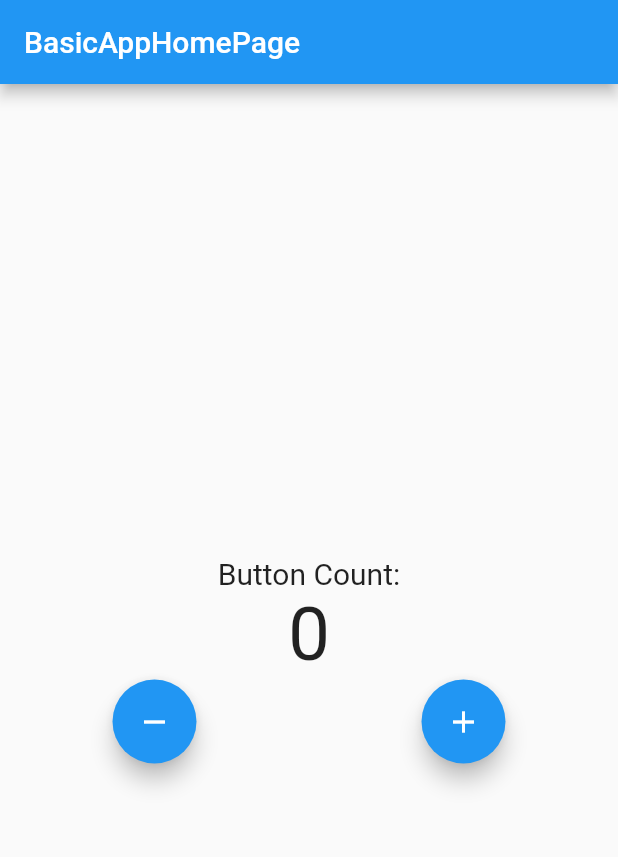
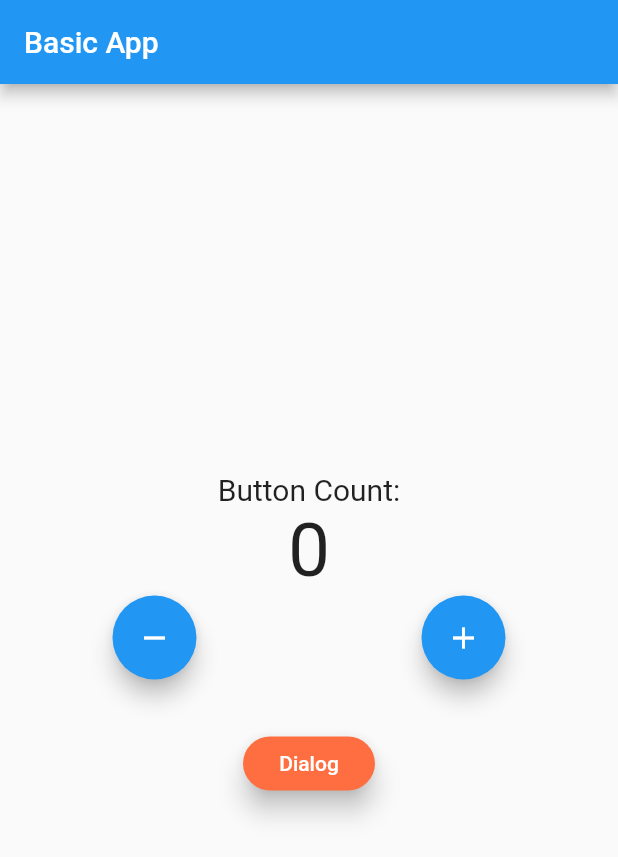
Before and after one commit to maydev99/basic_app, a Flutter app: the screen it shows after launch, on a phone screen of 412 x 824 dp. Shown: the top 857 px of the screen. Run offline on Flutter 3.47's test engine with Material 2 defaults, Android fonts, the phone set to English and light mode, and no system bars.

Commit message:
Initial Commit

```diff
--- a/lib/main.dart
+++ b/lib/main.dart
@@ -1,4 +1,5 @@
 import 'package:flutter/material.dart';
+
 
 void main() {
   runApp(MyApp());
@@ -9,28 +10,22 @@ class MyApp extends StatelessWidget {
   Widget build(BuildContext context) {
     return MaterialApp(
       title: 'BasicApp',
-      theme: ThemeData(
-        primarySwatch: Colors.blue
-      ),
-
-      home: MyHomePage(
-        title: 'BasicAppHomePage'
-      ),
+      debugShowCheckedModeBanner: false,
+      theme: ThemeData(primarySwatch: Colors.blue),
+      home: MyHomePage(title: 'BasicAppHomePage'),
     );
   }
-
 }
 
 class MyHomePage extends StatefulWidget {
   MyHomePage({Key? key, required this.title}) : super(key: key);
   final String title;
+
   @override
   _MyHomePageState createState() => _MyHomePageState();
-
 }
 
 class _MyHomePageState extends State<MyHomePage> {
-
   int _counter = 0;
 
   void _incrementCounter() {
@@ -45,52 +40,89 @@ class _MyHomePageState extends State<MyHomePage> {
     });
   }
 
+  void _mainButton() {
+    print('Dialog Button Pressed');
+
+    // set up the button
+    Widget okButton = TextButton(
+      child: Text("cancel"),
+      onPressed: () {
+        Navigator.of(context).pop();
+        print('closed');
+      },
+    );
+
+    // set up the AlertDialog
+    AlertDialog alert = AlertDialog(
+      title: Text("My title"),
+      content: Text("This is my message."),
+      actions: [
+        okButton,
+      ],
+    );
+
+    // show the dialog
+    showDialog(
+      context: context,
+      builder: (BuildContext context) {
+        return alert;
+      },
+    );
+
+  }
+
   @override
   Widget build(BuildContext context) {
     return Scaffold(
       appBar: AppBar(
-        title: Text(widget.title),
+        title: Text('Basic App'),
       ),
-
       body: Center(
         child: Column(
           mainAxisAlignment: MainAxisAlignment.center,
-          children:<Widget> [
+          children: <Widget>[
             Text(
               'Button Count:',
               style: TextStyle(fontSize: 20.0),
             ),
-            Text('$_counter',
-            style: TextStyle(fontSize: 50.0),
+            Text(
+              '$_counter',
+              style: TextStyle(fontSize: 50.0),
             ),
-
             Row(
               mainAxisAlignment: MainAxisAlignment.spaceAround,
               children: [
-
                 FloatingActionButton(
                   onPressed: _decrement,
                   tooltip: 'Decrement',
                   child: Icon(Icons.remove),
                 ),
-
                 FloatingActionButton(
                   onPressed: _incrementCounter,
                   tooltip: 'Increment',
                   child: Icon(Icons.add),
                 ),
-
-
               ],
             ),
+            Padding(
+              padding: const EdgeInsets.all(32.0),
+              child:
+                  Row(mainAxisAlignment: MainAxisAlignment.center, children: [
+                MaterialButton(
+                  onPressed: _mainButton,
+                  child: Text('Dialog'),
+                  color: Colors.deepOrangeAccent,
+                  textColor: Colors.white,
+                  shape: RoundedRectangleBorder(
+                      borderRadius: BorderRadius.circular(30.0)),
+                  elevation: 7.0,
+                  clipBehavior: Clip.antiAlias,
+                ),
+              ]),
+            )
           ],
         ),
-
       ),
-
-
-
     );
   }
-
 }
--- a/pubspec.yaml
+++ b/pubspec.yaml
@@ -25,6 +25,7 @@ dependencies:
     sdk: flutter
 
 
+
   # The following adds the Cupertino Icons font to your application.
   # Use with the CupertinoIcons class for iOS style icons.
   cupertino_icons: ^1.0.2
@@ -32,6 +33,7 @@ dependencies:
 dev_dependencies:
   flutter_test:
     sdk: flutter
+
 
 # For information on the generic Dart part of this file, see the
 # following page: https://dart.dev/tools/pub/pubspec
```
